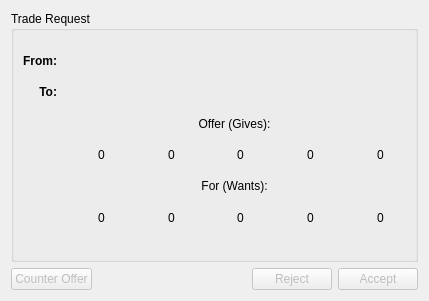
Old version of the form client/ui/tradeofferform.ui in the repository rku/Settleboard.
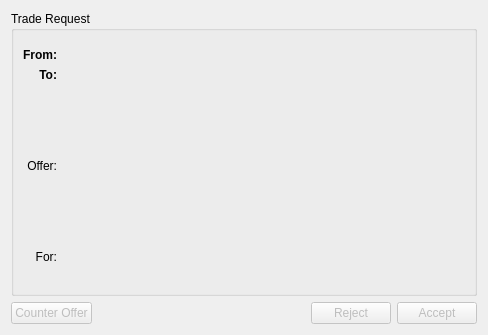
New version of the form. Icons and pictures are not drawn. Custom widgets are drawn as their Qt base class.

Commit message: Add ResourceManager and ResourceInfoWidget classes. Also adjust code to use the new classes and add preparation for the upcoming trade ui.

The edit to the form file:
```diff
--- a/client/ui/tradeofferform.ui
+++ b/client/ui/tradeofferform.ui
@@ -6,8 +6,8 @@
    <rect>
     <x>0</x>
     <y>0</y>
-    <width>429</width>
-    <height>301</height>
+    <width>488</width>
+    <height>335</height>
    </rect>
   </property>
   <property name="sizePolicy">
@@ -78,255 +78,7 @@
         </property>
        </widget>
       </item>
-      <item row="4" column="1">
-       <layout class="QHBoxLayout" name="horizontalLayout_2">
-        <item>
-         <widget class="QLabel" name="labelLumberOfferIcon">
-          <property name="text">
-           <string/>
-          </property>
-          <property name="pixmap">
-           <pixmap resource="../resources/Resources.qrc">:/Images/Lumber.png</pixmap>
-          </property>
-          <property name="alignment">
-           <set>Qt::AlignRight|Qt::AlignTrailing|Qt::AlignVCenter</set>
-          </property>
-         </widget>
-        </item>
-        <item>
-         <widget class="QLabel" name="labelLumberOffer">
-          <property name="font">
-           <font>
-            <weight>50</weight>
-            <bold>false</bold>
-           </font>
-          </property>
-          <property name="text">
-           <string>0</string>
-          </property>
-         </widget>
-        </item>
-        <item>
-         <widget class="QLabel" name="labelClayOfferIcon">
-          <property name="text">
-           <string/>
-          </property>
-          <property name="pixmap">
-           <pixmap resource="../resources/Resources.qrc">:/Images/Clay.png</pixmap>
-          </property>
-          <property name="alignment">
-           <set>Qt::AlignRight|Qt::AlignTrailing|Qt::AlignVCenter</set>
-          </property>
-         </widget>
-        </item>
-        <item>
-         <widget class="QLabel" name="labelClayOffer">
-          <property name="font">
-           <font>
-            <weight>50</weight>
-            <bold>false</bold>
-           </font>
-          </property>
-          <property name="text">
-           <string>0</string>
-          </property>
-         </widget>
-        </item>
-        <item>
-         <widget class="QLabel" name="labelWoolOfferIcon">
-          <property name="text">
-           <string/>
-          </property>
-          <property name="pixmap">
-           <pixmap resource="../resources/Resources.qrc">:/Images/Wool.png</pixmap>
-          </property>
-          <property name="alignment">
-           <set>Qt::AlignRight|Qt::AlignTrailing|Qt::AlignVCenter</set>
-          </property>
-         </widget>
-        </item>
-        <item>
-         <widget class="QLabel" name="labelWoolOffer">
-          <property name="font">
-           <font>
-            <weight>50</weight>
-            <bold>false</bold>
-           </font>
-          </property>
-          <property name="text">
-           <string>0</string>
-          </property>
-         </widget>
-        </item>
-        <item>
-         <widget class="QLabel" name="labelWheatOfferIcon">
-          <property name="text">
-           <string/>
-          </property>
-          <property name="pixmap">
-           <pixmap resource="../resources/Resources.qrc">:/Images/Wheat.png</pixmap>
-          </property>
-          <property name="alignment">
-           <set>Qt::AlignRight|Qt::AlignTrailing|Qt::AlignVCenter</set>
-          </property>
-         </widget>
-        </item>
-        <item>
-         <widget class="QLabel" name="labelWheatOffer">
-          <property name="font">
-           <font>
-            <weight>50</weight>
-            <bold>false</bold>
-           </font>
-          </property>
-          <property name="text">
-           <string>0</string>
-          </property>
-         </widget>
-        </item>
-        <item>
-         <widget class="QLabel" name="labelOreOfferIcon">
-          <property name="text">
-           <string/>
-          </property>
-          <property name="pixmap">
-           <pixmap resource="../resources/Resources.qrc">:/Images/Ore.png</pixmap>
-          </property>
-          <property name="alignment">
-           <set>Qt::AlignRight|Qt::AlignTrailing|Qt::AlignVCenter</set>
-          </property>
-         </widget>
-        </item>
-        <item>
-         <widget class="QLabel" name="labelOreOffer">
-          <property name="font">
-           <font>
-            <weight>50</weight>
-            <bold>false</bold>
-           </font>
-          </property>
-          <property name="text">
-           <string>0</string>
-          </property>
-         </widget>
-        </item>
-       </layout>
-      </item>
-      <item row="5" column="1">
-       <widget class="QLabel" name="label_6">
-        <property name="text">
-         <string>For (Wants):</string>
-        </property>
-        <property name="alignment">
-         <set>Qt::AlignCenter</set>
-        </property>
-       </widget>
-      </item>
-      <item row="6" column="1">
-       <layout class="QHBoxLayout" name="horizontalLayout_3">
-        <item>
-         <widget class="QLabel" name="labelLumberWantIcon">
-          <property name="text">
-           <string/>
-          </property>
-          <property name="pixmap">
-           <pixmap resource="../resources/Resources.qrc">:/Images/Lumber.png</pixmap>
-          </property>
-          <property name="alignment">
-           <set>Qt::AlignRight|Qt::AlignTrailing|Qt::AlignVCenter</set>
-          </property>
-         </widget>
-        </item>
-        <item>
-         <widget class="QLabel" name="labelLumberWant">
-          <property name="text">
-           <string>0</string>
-          </property>
-         </widget>
-        </item>
-        <item>
-         <widget class="QLabel" name="labelClayWantIcon">
-          <property name="text">
-           <string/>
-          </property>
-          <property name="pixmap">
-           <pixmap resource="../resources/Resources.qrc">:/Images/Clay.png</pixmap>
-          </property>
-          <property name="alignment">
-           <set>Qt::AlignRight|Qt::AlignTrailing|Qt::AlignVCenter</set>
-          </property>
-         </widget>
-        </item>
-        <item>
-         <widget class="QLabel" name="labelClayWant">
-          <property name="text">
-           <string>0</string>
-          </property>
-         </widget>
-        </item>
-        <item>
-         <widget class="QLabel" name="labelWoolWantIcon">
-          <property name="text">
-           <string/>
-          </property>
-          <property name="pixmap">
-           <pixmap resource="../resources/Resources.qrc">:/Images/Wool.png</pixmap>
-          </property>
-          <property name="alignment">
-           <set>Qt::AlignRight|Qt::AlignTrailing|Qt::AlignVCenter</set>
-          </property>
-         </widget>
-        </item>
-        <item>
-         <widget class="QLabel" name="labelWoolWant">
-          <property name="text">
-           <string>0</string>
-          </property>
-         </widget>
-        </item>
-        <item>
-         <widget class="QLabel" name="labelWheatWantIcon">
-          <property name="text">
-           <string/>
-          </property>
-          <property name="pixmap">
-           <pixmap resource="../resources/Resources.qrc">:/Images/Wheat.png</pixmap>
-          </property>
-          <property name="alignment">
-           <set>Qt::AlignRight|Qt::AlignTrailing|Qt::AlignVCenter</set>
-          </property>
-         </widget>
-        </item>
-        <item>
-         <widget class="QLabel" name="labelWheatWant">
-          <property name="text">
-           <string>0</string>
-          </property>
-         </widget>
-        </item>
-        <item>
-         <widget class="QLabel" name="labelOreWantIcon">
-          <property name="text">
-           <string/>
-          </property>
-          <property name="pixmap">
-           <pixmap resource="../resources/Resources.qrc">:/Images/Ore.png</pixmap>
-          </property>
-          <property name="alignment">
-           <set>Qt::AlignRight|Qt::AlignTrailing|Qt::AlignVCenter</set>
-          </property>
-         </widget>
-        </item>
-        <item>
-         <widget class="QLabel" name="labelOreWant">
-          <property name="text">
-           <string>0</string>
-          </property>
-         </widget>
-        </item>
-       </layout>
-      </item>
-      <item row="7" column="1">
+      <item row="8" column="1">
        <spacer name="horizontalSpacer_2">
         <property name="orientation">
          <enum>Qt::Horizontal</enum>
@@ -339,16 +91,58 @@
         </property>
        </spacer>
       </item>
-      <item row="3" column="1">
+      <item row="5" column="0">
        <widget class="QLabel" name="label">
         <property name="text">
-         <string>Offer (Gives):</string>
+         <string>Offer:</string>
         </property>
         <property name="alignment">
-         <set>Qt::AlignCenter</set>
+         <set>Qt::AlignRight|Qt::AlignTrailing|Qt::AlignVCenter</set>
         </property>
        </widget>
       </item>
+      <item row="7" column="0">
+       <widget class="QLabel" name="label_6">
+        <property name="text">
+         <string>For:</string>
+        </property>
+        <property name="alignment">
+         <set>Qt::AlignRight|Qt::AlignTrailing|Qt::AlignVCenter</set>
+        </property>
+       </widget>
+      </item>
+      <item row="6" column="1">
+       <spacer name="verticalSpacer">
+        <property name="orientation">
+         <enum>Qt::Vertical</enum>
+        </property>
+        <property name="sizeHint" stdset="0">
+         <size>
+          <width>20</width>
+          <height>40</height>
+         </size>
+        </property>
+       </spacer>
+      </item>
+      <item row="3" column="1">
+       <spacer name="verticalSpacer_2">
+        <property name="orientation">
+         <enum>Qt::Vertical</enum>
+        </property>
+        <property name="sizeHint" stdset="0">
+         <size>
+          <width>20</width>
+          <height>40</height>
+         </size>
+        </property>
+       </spacer>
+      </item>
+      <item row="5" column="1">
+       <widget class="ResourceInfoWidget" name="widgetResourcesOffered" native="true"/>
+      </item>
+      <item row="7" column="1">
+       <widget class="ResourceInfoWidget" name="widgetResourcesWanted" native="true"/>
+      </item>
      </layout>
     </widget>
    </item>
@@ -401,6 +195,14 @@
    </item>
   </layout>
  </widget>
+ <customwidgets>
+  <customwidget>
+   <class>ResourceInfoWidget</class>
+   <extends>QWidget</extends>
+   <header>ResourceInfoWidget.h</header>
+   <container>1</container>
+  </customwidget>
+ </customwidgets>
  <resources>
   <include location="../resources/Resources.qrc"/>
  </resources>
```
The commit also changes 15 other files.
